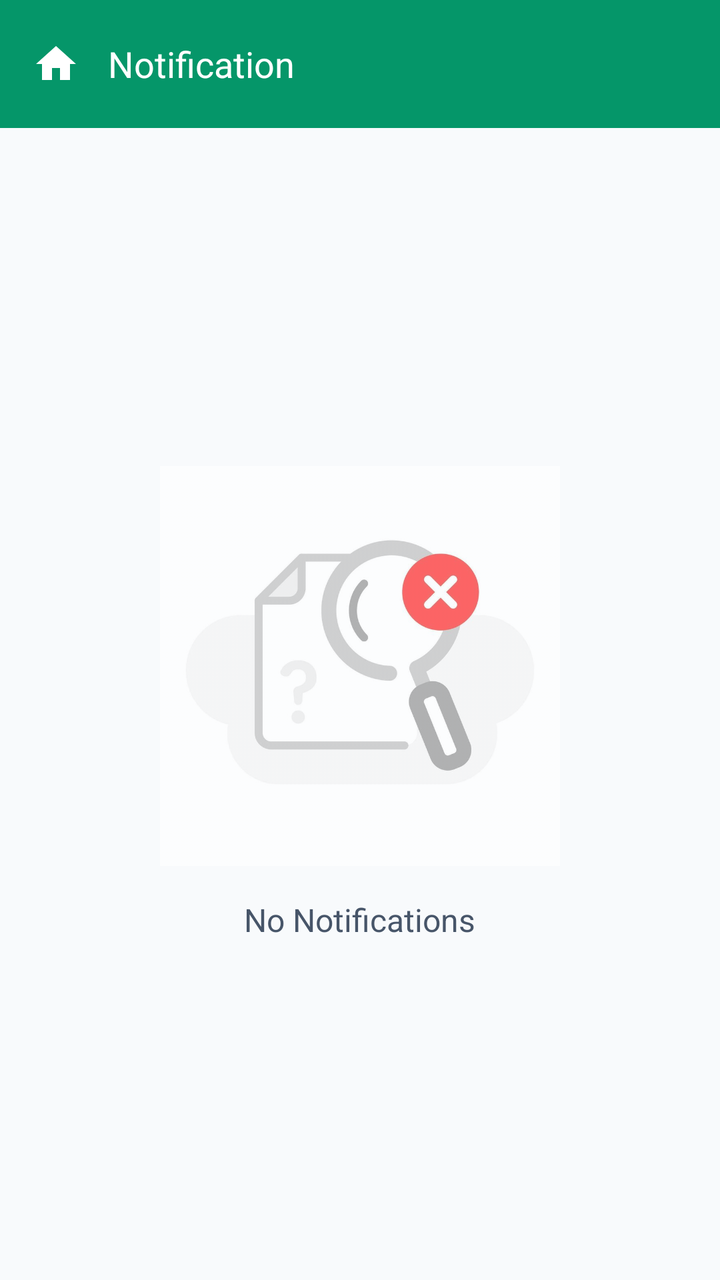
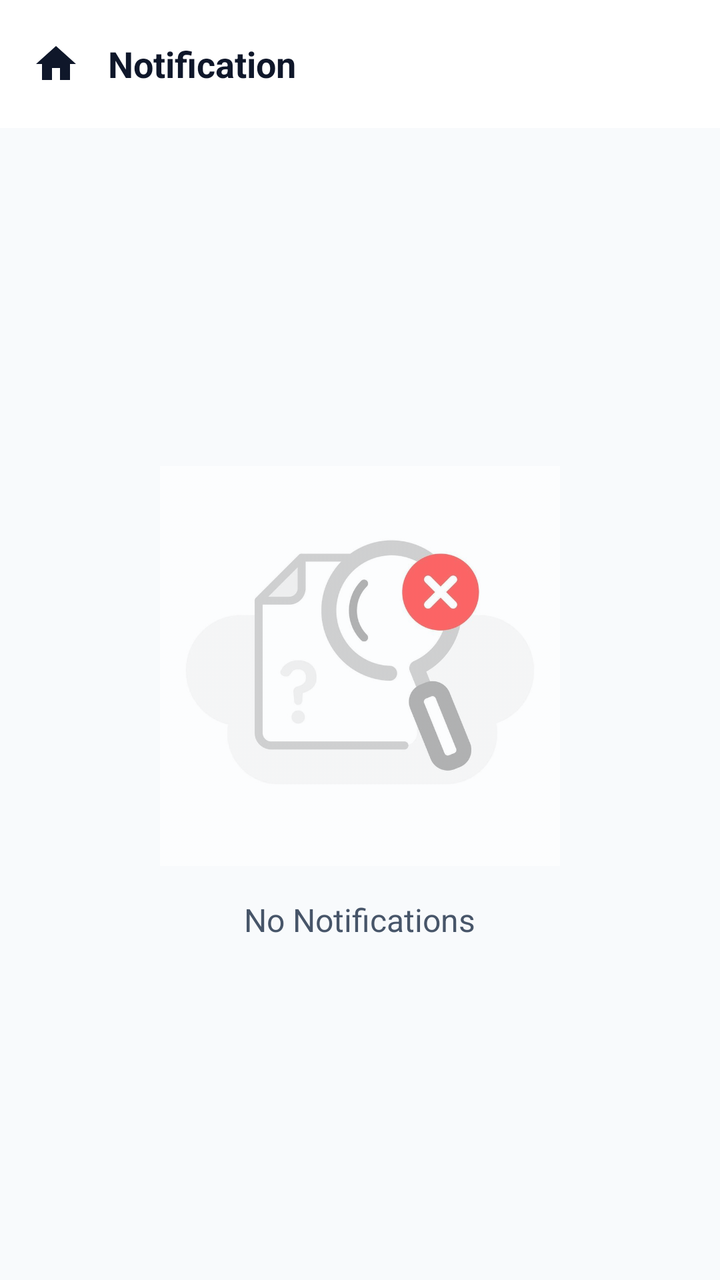

The first picture is an Android layout as it rendered before a commit; the second is the same layout after the commit. The layout source and the unified diff follow.
<!-- AndroidManifest.xml: application theme Theme.TestMaster -->
<!-- res/layout/activity_notification.xml -->
<?xml version="1.0" encoding="utf-8"?>
<androidx.constraintlayout.widget.ConstraintLayout xmlns:android="http://schemas.android.com/apk/res/android"
    xmlns:app="http://schemas.android.com/apk/res-auto"
    xmlns:tools="http://schemas.android.com/tools"
    android:layout_width="match_parent"
    android:layout_height="match_parent"
    android:background="@drawable/statusbar_background"
    android:fitsSystemWindows="true"
    tools:context=".activities.NotificationActivity">

    <androidx.appcompat.widget.Toolbar
        android:id="@+id/toolbar"
        android:layout_width="match_parent"
        android:layout_height="wrap_content"
        android:background="@color/primary"
        app:layout_constraintTop_toTopOf="parent"
        android:theme="@style/CustomSearchViewTheme"
        app:popupTheme="@style/CustomSearchViewTheme">

        <ImageView
            android:id="@+id/iv_home"
            android:layout_width="wrap_content"
            android:layout_height="wrap_content"
            android:src="@drawable/baseline_home_24"
            app:tint="@color/white"/>
        <TextView
            android:id="@+id/toolbar_title"
            android:layout_width="wrap_content"
            android:layout_height="wrap_content"
            android:layout_gravity="center_vertical"
            android:text="Notification"
            android:layout_marginStart="30dp"
            android:textColor="@android:color/white"
            android:textSize="18sp" />
    </androidx.appcompat.widget.Toolbar>
    <LinearLayout
        android:layout_width="match_parent"
        android:layout_height="0dp"
        android:background="@color/background"
        app:layout_constraintBottom_toBottomOf="parent"
        app:layout_constraintEnd_toEndOf="parent"
        app:layout_constraintStart_toStartOf="parent"
        app:layout_constraintTop_toBottomOf="@+id/toolbar"
        android:gravity="center"
        android:orientation="vertical">
    <ImageView
        android:id="@+id/imageView"
        android:layout_width="200dp"
        android:layout_height="200dp"
        android:alpha="0.6"
        android:src="@drawable/notfound" />
    <TextView
        android:layout_width="wrap_content"
        android:layout_height="wrap_content"
        android:layout_marginTop="16dp"
        android:text="No Notifications"
        android:textColor="@color/text_secondary"
        android:textSize="16sp" />
    </LinearLayout>
</androidx.constraintlayout.widget.ConstraintLayout>
<!-- resources referenced by this layout -->
<resources>
  <color name="background">#F8FAFC</color>
  <color name="primary">#059669</color>
  <color name="text_secondary">#475569</color>
  <color name="white">#FFFFFFFF</color>
  <!-- drawable baseline_home_24 (drawable) -->
  <vector android:height="24dp" android:tint="#000000"
      android:viewportHeight="24" android:viewportWidth="24"
      android:width="24dp" xmlns:android="http://schemas.android.com/apk/res/android">
      <path android:fillColor="@android:color/white" android:pathData="M10,20v-6h4v6h5v-8h3L12,3 2,12h3v8z"/>
  </vector>
  <!-- drawable notfound: jpg bitmap (drawable, 19897 bytes) -->
  <!-- drawable statusbar_background (drawable) -->
  <?xml version="1.0" encoding="utf-8"?>
  <layer-list xmlns:android="http://schemas.android.com/apk/res/android">
  
      <item android:height="150dp">
          <shape>
              <solid android:color="@color/primary"/>
          </shape>
      </item>
  
      <item android:top="150dp">
          <shape>
              <solid android:color="@color/background"/>
          </shape>
      </item>
  
  </layer-list>
  <style name="CustomSearchViewTheme" parent="ThemeOverlay.AppCompat.Dark.ActionBar">
          <item name="colorControlActivated">@color/white</item>
          <item name="android:textColor">@color/white</item>
          <item name="android:textColorHint">@color/white</item>
          <item name="android:queryBackground">@android:color/transparent</item>
      </style>
  <style name="Theme.TestMaster" parent="Base.Theme.TestMaster" />
  <style name="Base.Theme.TestMaster" parent="Theme.Material3.DayNight.NoActionBar">
          
          <item name="colorPrimary">@color/primary</item>
          <item name="colorOnPrimary">@color/onPrimary</item>
          <item name="colorPrimaryContainer">@color/primaryContainer</item>
          <item name="colorOnPrimaryContainer">@color/onPrimaryContainer</item>
  
          <item name="colorSecondary">@color/secondary</item>
          <item name="colorOnSecondary">@color/onSecondary</item>
          <item name="colorSecondaryContainer">@color/secondaryContainer</item>
          <item name="colorOnSecondaryContainer">@color/onSecondaryContainer</item>
  
          
          <item name="android:windowBackground">@color/background</item>
          <item name="colorSurface">@color/surface</item>
          <item name="colorOnSurface">@color/onSurface</item>
          <item name="colorSurfaceVariant">@color/surfaceVariant</item>
          <item name="colorOnSurfaceVariant">@color/onSurfaceVariant</item>
          <item name="colorOutline">@color/outline</item>
  
          
          <item name="colorError">@color/error</item>
          <item name="colorOnError">@color/onError</item>
          <item name="colorErrorContainer">@color/errorContainer</item>
          <item name="colorOnErrorContainer">@color/onErrorContainer</item>
  
          
          <item name="android:statusBarColor">@color/surface</item>
          <item name="android:windowLightStatusBar">true</item>
      </style>
  <color name="onPrimary">#FFFFFF</color>
  <color name="primaryContainer">#D1FAE5</color>
  <color name="onPrimaryContainer">#064E3B</color>
  <color name="secondary">#64748B</color>
  <color name="onSecondary">#FFFFFF</color>
  <color name="secondaryContainer">#F1F5F9</color>
  <color name="onSecondaryContainer">#0F172A</color>
  <color name="surface">#FFFFFF</color>
  <color name="onSurface">#0F172A</color>
  <color name="surfaceVariant">#E2E8F0</color>
  <color name="onSurfaceVariant">#475569</color>
  <color name="outline">#94A3B8</color>
  <color name="error">#EF4444</color>
  <color name="onError">#FFFFFF</color>
  <color name="errorContainer">#FEE2E2</color>
  <color name="onErrorContainer">#991B1B</color>
</resources>

<!-- the commit's change to res/layout/activity_notification.xml (unified diff, before → after) -->
@@ -22,7 +22,7 @@
             android:layout_width="wrap_content"
             android:layout_height="wrap_content"
             android:src="@drawable/baseline_home_24"
-            app:tint="@color/white"/>
+            app:tint="@color/onPrimary"/>
         <TextView
             android:id="@+id/toolbar_title"
             android:layout_width="wrap_content"
@@ -30,8 +30,9 @@
             android:layout_gravity="center_vertical"
             android:text="Notification"
             android:layout_marginStart="30dp"
-            android:textColor="@android:color/white"
-            android:textSize="18sp" />
+            android:textColor="@color/onPrimary"
+            android:textSize="18sp"
+            android:textStyle="bold" />
     </androidx.appcompat.widget.Toolbar>
     <LinearLayout
         android:layout_width="match_parent"
<!-- resource entries referenced after the edit -->
@@ -1,9 +1,8 @@
 <!-- resources referenced by this layout -->
 <resources>
   <color name="background">#F8FAFC</color>
-  <color name="primary">#059669</color>
+  <color name="primary">#FFFFFF</color>
   <color name="text_secondary">#475569</color>
-  <color name="white">#FFFFFFFF</color>
   <!-- drawable baseline_home_24 (drawable) -->
   <vector android:height="24dp" android:tint="#000000"
       android:viewportHeight="24" android:viewportWidth="24"
@@ -29,12 +28,14 @@
   
   </layer-list>
   <style name="CustomSearchViewTheme" parent="ThemeOverlay.AppCompat.Dark.ActionBar">
-          <item name="colorControlActivated">@color/white</item>
-          <item name="android:textColor">@color/white</item>
-          <item name="android:textColorHint">@color/white</item>
+          <item name="colorControlNormal">@color/onPrimary</item>
+          <item name="colorControlActivated">@color/onPrimary</item>
+          <item name="android:textColor">@color/onPrimary</item>
+          <item name="android:textColorHint">@color/text_hint</item>
           <item name="android:queryBackground">@android:color/transparent</item>
       </style>
   <style name="Theme.TestMaster" parent="Base.Theme.TestMaster" />
+  <color name="text_hint">#94A3B8</color>
   <style name="Base.Theme.TestMaster" parent="Theme.Material3.DayNight.NoActionBar">
           
           <item name="colorPrimary">@color/primary</item>
@@ -65,21 +66,21 @@
           <item name="android:statusBarColor">@color/surface</item>
           <item name="android:windowLightStatusBar">true</item>
       </style>
-  <color name="onPrimary">#FFFFFF</color>
-  <color name="primaryContainer">#D1FAE5</color>
-  <color name="onPrimaryContainer">#064E3B</color>
+  <color name="onPrimary">#0F172A</color>
+  <color name="primaryContainer">#F1F5F9</color>
+  <color name="onPrimaryContainer">#0F172A</color>
   <color name="secondary">#64748B</color>
   <color name="onSecondary">#FFFFFF</color>
-  <color name="secondaryContainer">#F1F5F9</color>
+  <color name="secondaryContainer">#E2E8F0</color>
   <color name="onSecondaryContainer">#0F172A</color>
   <color name="surface">#FFFFFF</color>
   <color name="onSurface">#0F172A</color>
   <color name="surfaceVariant">#E2E8F0</color>
   <color name="onSurfaceVariant">#475569</color>
   <color name="outline">#94A3B8</color>
-  <color name="error">#EF4444</color>
+  <color name="error">#DC2626</color>
   <color name="onError">#FFFFFF</color>
   <color name="errorContainer">#FEE2E2</color>
-  <color name="onErrorContainer">#991B1B</color>
+  <color name="onErrorContainer">#7F1D1D</color>
 </resources>
 
